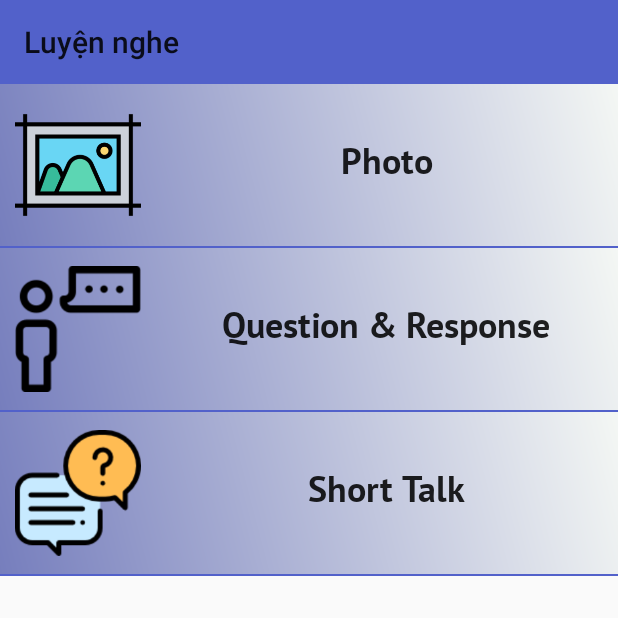
After one commit to tahn98/EnglishApp, an Android app: the ListenActivity screen opened directly, with no data from a screen before it, on a phone screen of 412 x 824 dp, the top half of it. The commit adds this screen. Run offline under Robolectric (Android 15) with nearby library versions, the phone set to English and light mode, and no system bars.

Commit message:
add listening practice

```diff
--- a/app/src/main/AndroidManifest.xml
+++ b/app/src/main/AndroidManifest.xml
@@ -11,7 +11,8 @@
         android:roundIcon="@mipmap/ic_launcher_round"
         android:supportsRtl="true"
         android:theme="@style/AppTheme">
-        <activity android:name=".ArticleActivity"></activity>
+        <activity android:name=".ListenActivity"></activity>
+        <activity android:name=".ArticleActivity" />
         <activity android:name=".MainActivity">
             <intent-filter>
                 <action android:name="android.intent.action.MAIN" />
--- /dev/null
+++ b/app/src/main/java/com/tahn/quizapplicationv3/CustomAdapter/ListenAdapter.java
@@ -0,0 +1,54 @@
+package com.tahn.quizapplicationv3.CustomAdapter;
+
+import android.content.Context;
+import android.view.LayoutInflater;
+import android.view.View;
+import android.view.ViewGroup;
+import android.widget.BaseAdapter;
+import android.widget.ImageView;
+import android.widget.TextView;
+
+import com.tahn.quizapplicationv3.R;
+import com.tahn.quizapplicationv3.objectClass.Listen;
+
+import java.util.ArrayList;
+
+public class ListenAdapter extends BaseAdapter {
+
+    private Context context;
+    private int layout;
+    private ArrayList<Listen> listenArrayList;
+
+    public ListenAdapter(Context context, int layout, ArrayList<Listen> listenArrayList) {
+        this.context = context;
+        this.layout = layout;
+        this.listenArrayList = listenArrayList;
+    }
+
+    @Override
+    public int getCount() {
+        return listenArrayList.size();
+    }
+
+    @Override
+    public Object getItem(int position) {
+        return null;
+    }
+
+    @Override
+    public long getItemId(int position) {
+        return 0;
+    }
+
+    @Override
+    public View getView(int position, View convertView, ViewGroup parent) {
+        LayoutInflater inflater = (LayoutInflater) context.getSystemService(Context.LAYOUT_INFLATER_SERVICE);
+        convertView = inflater.inflate(layout,null);
+        TextView txtName=(TextView) convertView.findViewById(R.id.txtName);
+        ImageView img=(ImageView) convertView.findViewById(R.id.imgView);
+        Listen listen=listenArrayList.get(position);
+        txtName.setText(listen.getName());
+        img.setImageResource(listen.getImgId());
+        return convertView;
+    }
+}
--- a/app/src/main/java/com/tahn/quizapplicationv3/HomeActivity.java
+++ b/app/src/main/java/com/tahn/quizapplicationv3/HomeActivity.java
@@ -12,7 +12,6 @@ import android.view.MenuItem;
 import android.view.View;
 import android.widget.AdapterView;
 import android.widget.ListView;
-import android.widget.Toast;
 
 import com.tahn.quizapplicationv3.CustomAdapter.GrammarAdapter;
 import com.tahn.quizapplicationv3.objectClass.Grammar;
@@ -30,7 +29,7 @@ public class HomeActivity extends AppCompatActivity {
         setContentView(R.layout.activity_home);
 
         drawerLayout = findViewById(R.id.drawer_layout);
-        listView = findViewById(R.id.lvGrammar);
+        listView = findViewById(R.id.lstListen);
         ArrayList<Grammar> grammarArrayList = new ArrayList<>();
 
         NavigationView navigationView = findViewById(R.id.nav_view);
@@ -41,6 +40,8 @@ public class HomeActivity extends AppCompatActivity {
                         switch (menuItem.getItemId()){
                             case R.id.quiz:
                                 callQuizActivity();
+                            case R.id.listen:
+                                callListenActivity();
                             case R.id.grammar:
                                 break;
                         }
@@ -86,4 +87,8 @@ public class HomeActivity extends AppCompatActivity {
         Intent intent = new Intent(HomeActivity.this, QuizStartActivity.class);
         startActivity(intent);
     }
+    public void callListenActivity(){
+        Intent intent = new Intent(HomeActivity.this, ListenActivity.class);
+        startActivity(intent);
+    }
 }
--- /dev/null
+++ b/app/src/main/java/com/tahn/quizapplicationv3/ListenActivity.java
@@ -0,0 +1,30 @@
+package com.tahn.quizapplicationv3;
+
+import android.support.v7.app.AppCompatActivity;
+import android.os.Bundle;
+import android.widget.ListView;
+
+import com.tahn.quizapplicationv3.CustomAdapter.ListenAdapter;
+import com.tahn.quizapplicationv3.objectClass.Listen;
+
+import java.util.ArrayList;
+import java.util.List;
+
+public class ListenActivity extends AppCompatActivity {
+
+    ListView lvListen;
+    ArrayList<Listen> arrayListen;
+    ListenAdapter adapter;
+    @Override
+    protected void onCreate(Bundle savedInstanceState) {
+        super.onCreate(savedInstanceState);
+        setContentView(R.layout.activity_listen);
+        lvListen = (ListView) findViewById(R.id.lstListen);
+        arrayListen = new ArrayList<>();
+        arrayListen.add(new Listen("Photo",R.drawable.frame));
+        arrayListen.add(new Listen("Question & Response", R.drawable.dialogue));
+        arrayListen.add(new Listen("Short Talk",R.drawable.conversation));
+        adapter = new ListenAdapter(this,R.layout.listview_listen_custom,arrayListen);
+        lvListen.setAdapter(adapter);
+    }
+}
--- /dev/null
+++ b/app/src/main/java/com/tahn/quizapplicationv3/objectClass/Listen.java
@@ -0,0 +1,27 @@
+package com.tahn.quizapplicationv3.objectClass;
+
+public class Listen {
+    private String name;
+    private int imgId;
+
+    public Listen(String name, int imgId) {
+        this.name = name;
+        this.imgId = imgId;
+    }
+
+    public String getName() {
+        return name;
+    }
+
+    public void setName(String name) {
+        this.name = name;
+    }
+
+    public int getImgId() {
+        return imgId;
+    }
+
+    public void setImgId(int imgId) {
+        this.imgId = imgId;
+    }
+}
--- a/app/src/main/res/layout/activity_home.xml
+++ b/app/src/main/res/layout/activity_listen.xml
@@ -12,13 +12,14 @@
         android:id="@+id/content_frame"
         android:layout_width="match_parent"
         android:layout_height="match_parent">
+
         <android.support.v7.widget.Toolbar
-            app:title="Học Ngữ Pháp"
             android:id="@+id/toolbar"
             android:layout_width="match_parent"
             android:layout_height="?attr/actionBarSize"
             android:background="?attr/colorPrimary"
-            android:theme="@style/ThemeOverlay.AppCompat.ActionBar" />
+            android:theme="@style/ThemeOverlay.AppCompat.ActionBar"
+            app:title="Luyện nghe" />
 
         <LinearLayout
             android:layout_marginTop="?attr/actionBarSize"
@@ -28,7 +29,7 @@
             <ListView
                 android:divider="@color/colorPrimary"
                 android:dividerHeight="1sp"
-                android:id="@+id/lvGrammar"
+                android:id="@+id/lstListen"
                 android:layout_width="match_parent"
                 android:layout_height="match_parent"></ListView>
         </LinearLayout>
--- /dev/null
+++ b/app/src/main/res/layout/listview_listen_custom.xml
@@ -0,0 +1,36 @@
+<?xml version="1.0" encoding="utf-8"?>
+<LinearLayout
+    android:background="@drawable/bg_alignright"
+    android:layout_height="wrap_content"
+    android:layout_width="match_parent"
+    android:orientation="horizontal"
+    android:padding="10dp"
+    xmlns:android="http://schemas.android.com/apk/res/android">
+
+    <ImageView
+        android:scaleType="fitCenter"
+        android:layout_marginRight="20dp"
+        android:id="@+id/imgView"
+        android:layout_width="84dp"
+        android:layout_height="88dp"
+        android:src="@mipmap/ic_launcher" />
+    <LinearLayout
+        android:layout_width="match_parent"
+        android:layout_height="match_parent"
+        android:orientation="vertical">
+
+        <TextView
+            android:fontFamily="@font/ptsans"
+            android:id="@+id/txtName"
+            style="@android:style/TextAppearance.Large"
+            android:layout_width="wrap_content"
+            android:layout_height="wrap_content"
+            android:layout_gravity="center"
+            android:layout_marginTop="25dp"
+            android:text="Name"
+            android:textSize="24sp"
+            android:textStyle="bold" />
+    </LinearLayout>
+
+
+</LinearLayout>
--- a/app/src/main/res/menu/drawer_view.xml
+++ b/app/src/main/res/menu/drawer_view.xml
@@ -10,5 +10,9 @@
             android:id="@+id/quiz"
             android:title="Trả lời câu hỏi">
         </item>
+        <item
+            android:id="@+id/listen"
+            android:title="Luyện nghe">
+        </item>
     </group>
 </menu>
--- a/build.gradle
+++ b/build.gradle
@@ -7,7 +7,7 @@ buildscript {
 
     }
     dependencies {
-        classpath 'com.android.tools.build:gradle:3.3.2'
+        classpath 'com.android.tools.build:gradle:3.4.0'
 
         // NOTE: Do not place your application dependencies here; they belong
         // in the individual module build.gradle files
```
Also changed, not shown: app/src/main/res/drawable/conversation.png (added), app/src/main/res/drawable/dialogue.png (added), app/src/main/res/drawable/frame.png (added), gradle/wrapper/gradle-wrapper.properties.
